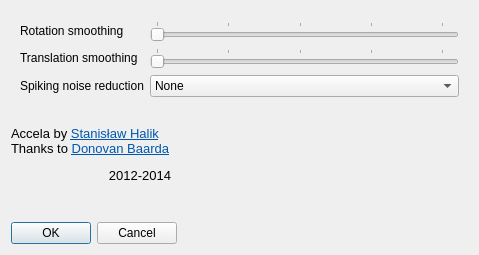
Before: the Qt Designer form ftnoir_filter_accela/ftnoir_accela_filtercontrols.ui in opentrack/opentrack, drawn with Qt 5.
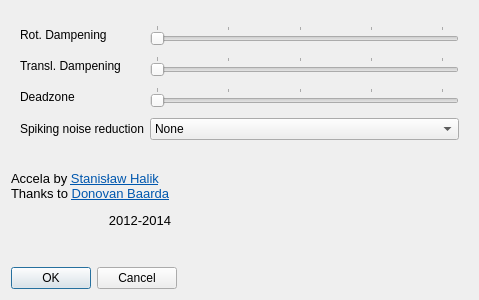
After: the same form once the commit is applied. Icons and pictures are not drawn.

Commit message: turned accela into an exponentially weighted filter with variable rate coefficient

What changed in the file:
```diff
--- a/ftnoir_filter_accela/ftnoir_accela_filtercontrols.ui
+++ b/ftnoir_filter_accela/ftnoir_accela_filtercontrols.ui
@@ -10,7 +10,7 @@
     <x>0</x>
     <y>0</y>
     <width>479</width>
-    <height>255</height>
+    <height>300</height>
    </rect>
   </property>
   <property name="windowTitle">
@@ -43,11 +43,98 @@
 background:none;</string>
         </property>
         <property name="text">
-         <string>Rotation smoothing</string>
+         <string>Rot. Dampening</string>
+        </property>
+       </widget>
+      </item>
+      <item row="1" column="1">
+       <widget class="QSlider" name="dampening_rot_slider">
+        <property name="maximum">
+         <number>99</number>
+        </property>
+        <property name="pageStep">
+         <number>5</number>
+        </property>
+        <property name="orientation">
+         <enum>Qt::Horizontal</enum>
+        </property>
+        <property name="tickPosition">
+         <enum>QSlider::TicksAbove</enum>
+        </property>
+        <property name="tickInterval">
+         <number>24</number>
+        </property>
+       </widget>
+      </item>
+	  <item row="2" column="0">
+       <widget class="QLabel" name="damp_trans_lbl">
+        <property name="sizePolicy">
+         <sizepolicy hsizetype="Preferred" vsizetype="Minimum">
+          <horstretch>0</horstretch>
+          <verstretch>0</verstretch>
+         </sizepolicy>
+        </property>
+        <property name="styleSheet">
+         <string notr="true">color:#0;
+			background:none;</string>
+        </property>
+        <property name="text">
+         <string>Transl. Dampening</string>
+        </property>
+       </widget>
+      </item>
+      <item row="2" column="1">
+       <widget class="QSlider" name="dampening_trans_slider">
+        <property name="maximum">
+         <number>99</number>
+        </property>
+        <property name="pageStep">
+         <number>5</number>
+        </property>
+        <property name="orientation">
+         <enum>Qt::Horizontal</enum>
+        </property>
+        <property name="tickPosition">
+         <enum>QSlider::TicksAbove</enum>
+        </property>
+        <property name="tickInterval">
+         <number>24</number>
+        </property>
+       </widget>
+      </item>
+      <item row="3" column="0">
+       <widget class="QLabel" name="label">
+        <property name="sizePolicy">
+         <sizepolicy hsizetype="Preferred" vsizetype="Minimum">
+          <horstretch>0</horstretch>
+          <verstretch>0</verstretch>
+         </sizepolicy>
+        </property>
+        <property name="text">
+         <string>Deadzone</string>
         </property>
        </widget>
       </item>
       <item row="3" column="1">
+       <widget class="QSlider" name="deadzone_slider">
+        <property name="maximum">
+         <number>99</number>
+        </property>
+        <property name="pageStep">
+         <number>5</number>
+        </property>
+        <property name="orientation">
+         <enum>Qt::Horizontal</enum>
+        </property>
+        <property name="tickPosition">
+         <enum>QSlider::TicksAbove</enum>
+        </property>
+        <property name="tickInterval">
+         <number>24</number>
+        </property>
+       </widget>
+      </item>
+      <item row="4" column="1">
        <widget class="QComboBox" name="ewma">
         <item>
          <property name="text">
@@ -76,58 +163,7 @@
         </item>
        </widget>
       </item>
-      <item row="2" column="0">
-       <widget class="QLabel" name="label">
-        <property name="sizePolicy">
-         <sizepolicy hsizetype="Preferred" vsizetype="Minimum">
-          <horstretch>0</horstretch>
-          <verstretch>0</verstretch>
-         </sizepolicy>
-        </property>
-        <property name="text">
-         <string>Translation smoothing</string>
-        </property>
-       </widget>
-      </item>
-      <item row="2" column="1">
-       <widget class="QSlider" name="translation_slider">
-        <property name="maximum">
-         <number>99</number>
-        </property>
-        <property name="pageStep">
-         <number>5</number>
-        </property>
-        <property name="orientation">
-         <enum>Qt::Horizontal</enum>
-        </property>
-        <property name="tickPosition">
-         <enum>QSlider::TicksAbove</enum>
-        </property>
-        <property name="tickInterval">
-         <number>24</number>
-        </property>
-       </widget>
-      </item>
-      <item row="1" column="1">
-       <widget class="QSlider" name="rotation_slider">
-        <property name="maximum">
-         <number>99</number>
-        </property>
-        <property name="pageStep">
-         <number>5</number>
-        </property>
-        <property name="orientation">
-         <enum>Qt::Horizontal</enum>
-        </property>
-        <property name="tickPosition">
-         <enum>QSlider::TicksAbove</enum>
-        </property>
-        <property name="tickInterval">
-         <number>24</number>
-        </property>
-       </widget>
-      </item>
-      <item row="3" column="0">
+      <item row="4" column="0">
        <widget class="QLabel" name="label_2">
         <property name="text">
          <string>Spiking noise reduction</string>
```
Left out of the diff: 2 changed lines with no effect on the pictures. The commit also changes 3 other files.
